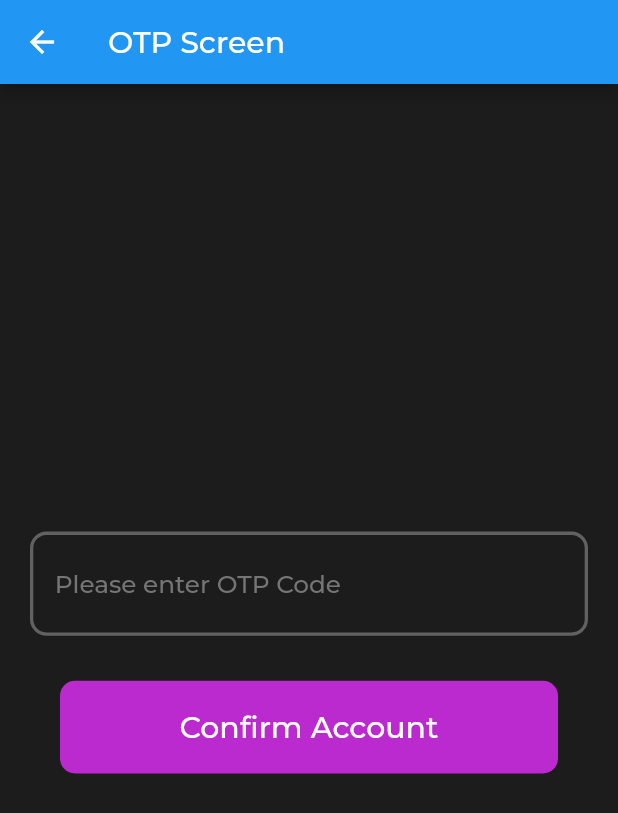
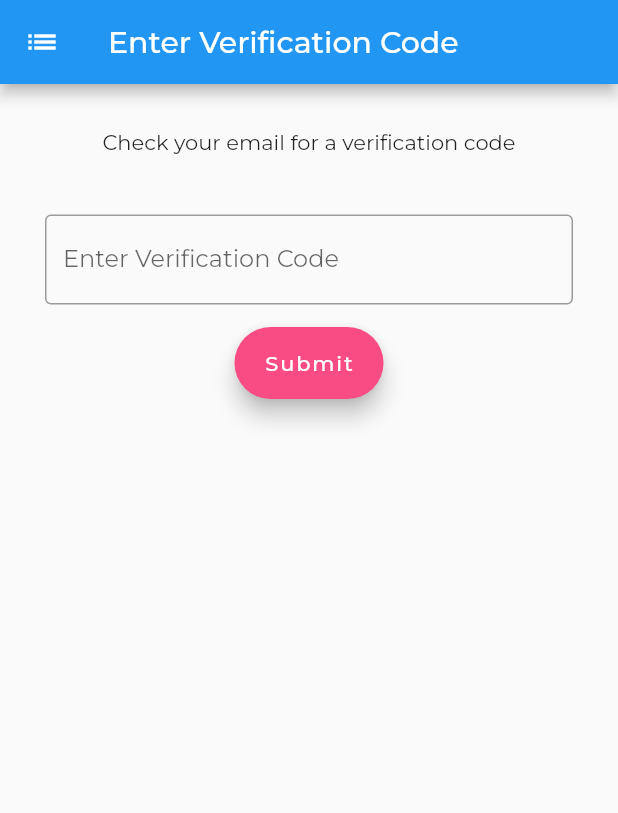
Before and after one commit to garretthooten/self-starter, a Flutter app: the OtpScreen screen opened directly, on a phone screen of 412 x 824 dp. Shown: the top 813 px of the screen. Run offline on Flutter 3.47's test engine with Material 2 defaults, Android fonts, the light colour scheme and no system bars; our stand-ins replace cached_network_image, flutter_svg, image_cropper, image_picker, shared_preferences, timeago; missing offline and left inert: amplify_api, amplify_auth_cognito, amplify_datastore, amplify_datastore_plugin_interface, amplify_flutter, amplify_storage_s3 and 2 more; accounts and stored records are empty.

Commit message:
Created original OTP screen

```diff
--- a/flutter_firstproject/lib/screens/otp_screen.dart
+++ b/flutter_firstproject/lib/screens/otp_screen.dart
@@ -1,155 +1,119 @@
 import 'package:flutter/material.dart';
+import 'package:flutter_firstproject/profile/profile_repository.dart';
+import 'package:provider/provider.dart';
+import 'nav_drawer.dart';
+
+import 'package:amplify_auth_cognito/amplify_auth_cognito.dart';
+import 'package:amplify_datastore/amplify_datastore.dart';
+import 'package:flutter/material.dart';
+import 'package:flutter_svg/svg.dart';
 import 'profile.dart';
-import '../utils/app_theme.dart';
-import '../utils/validations.dart';
+import 'register.dart';
+import '../models/ModelProvider.dart';
+import '../profile/profile_repository.dart';
+import '../style.dart';
+import '../utils/shared_prefs.dart';
+import 'package:amplify_api/amplify_api.dart';
+import 'package:amplify_auth_cognito/amplify_auth_cognito.dart';
+import 'package:amplify_storage_s3/amplify_storage_s3.dart';
+import 'package:flutter/material.dart';
+// Amplify Flutter Packages
+import 'package:amplify_flutter/amplify.dart';
 import 'package:provider/provider.dart';
-import '../utils/size_config.dart';
-import '../profile/profile_repository.dart';
+
+import '../amplifyconfiguration.dart';
+
 import '../login/login_repository.dart';
 
-class OtpScreen extends StatefulWidget {
+class OtpScreen extends StatelessWidget {
   OtpScreen(
       {required this.username, required this.password, required this.email});
   final String username;
   final String password;
   final String email;
-
-  @override
-  _OtpScreenState createState() => _OtpScreenState();
-}
-
-class _OtpScreenState extends State<OtpScreen> {
-  final _formKey = GlobalKey<FormState>();
+  final loginRep = LoginRepository.instance();
 
   @override
   Widget build(BuildContext context) {
-    SizeConfig().init(context);
     return Scaffold(
-        backgroundColor: ThemeColor.bgColor,
       appBar: AppBar(
-          title: const Text("OTP Screen"),
-        ),
-        body: ChangeNotifierProvider.value(
-            value: LoginRepository.instance(),
-            child: Consumer(builder: (_, LoginRepository loginRepo, child) {
-              return Column(
-                mainAxisAlignment: MainAxisAlignment.center,
-                crossAxisAlignment: CrossAxisAlignment.center,
-                children: [
-                  Form(
-                      key: _formKey,
-                      child: Container(
-                        padding:
-                            EdgeInsets.symmetric(horizontal: 20, vertical: 20),
-                        child: Column(
-                          children: <Widget>[
-                            Container(
-                              padding: EdgeInsets.symmetric(vertical: 10),
-                              child: TextFormField(
-                                  controller: loginRepo.codeController,
-                                  obscureText: true,
-                                  style: TextStyle(color: ThemeColor.white),
-                                  decoration: InputDecoration(
-                                    border: OutlineInputBorder(
-                                      borderSide: BorderSide(
-                                          color: (Colors.grey[700])!,
-                                          width: 2.toWidth),
-                                      borderRadius: BorderRadius.all(
-                                        Radius.circular(10.toWidth),
+        title: const Text('Enter Verification Code'),
+        leading: Builder(
+          builder: (BuildContext context) {
+            return IconButton(
+              icon: const Icon(Icons.list),
+              onPressed: () {
+                Scaffold.of(context).openDrawer();
+              },
+              tooltip: MaterialLocalizations.of(context).openAppDrawerTooltip,
+            );
+          },
         ),
       ),
-                                    enabledBorder: OutlineInputBorder(
-                                      borderSide: BorderSide(
-                                          color: (Colors.grey[700])!,
-                                          width: 2.toWidth),
-                                      borderRadius: BorderRadius.all(
-                                        Radius.circular(10.toWidth),
+      drawer: NavDrawer(),
+
+      body: Center(
+        child: Column(
+          crossAxisAlignment: CrossAxisAlignment.center,
+          children: <Widget>[
+            const Padding(
+              padding: EdgeInsets.symmetric(horizontal: 30, vertical: 30),
+              child: Text(
+                'Check your email for a verification code',
               ),
             ),
-                                    focusedBorder: OutlineInputBorder(
-                                      borderSide: BorderSide(
-                                          color: ThemeColor.primary,
-                                          width: 2.toWidth),
-                                      borderRadius: BorderRadius.all(
-                                        Radius.circular(10.toWidth),
+            Padding(
+              padding: const EdgeInsets.symmetric(horizontal: 30, vertical: 10),
+              child: TextField(
+                controller: loginRep.codeController,
+                decoration: const InputDecoration(
+                  border: OutlineInputBorder(),
+                  hintText: 'Enter Verification Code',
                 ),
               ),
-                                    disabledBorder: OutlineInputBorder(
-                                      borderSide: BorderSide(
-                                          color: (Colors.grey[700])!,
-                                          width: 2.toWidth),
-                                      borderRadius: BorderRadius.all(
-                                        Radius.circular(10.toWidth),
             ),
-                                    ),
-                                    contentPadding: EdgeInsets.symmetric(
-                                      horizontal: 15.toWidth,
-                                      vertical: 20.toHeight,
-                                    ),
-                                    hintText: 'Please enter OTP Code',
-                                    hintStyle: TextStyle(
-                                      color: Colors.grey[600],
-                                      fontSize: 15.toFont,
-                                      fontWeight: FontWeight.w500,
-                                    ),
-                                  ),
-                                  validator: (value) =>
-                                      Validations.validateOTP(value!)),
-                            ),
-                            loginRepo.loading
-                                ? Container(
-                                    padding: EdgeInsets.all(10),
-                                    margin: EdgeInsets.all(20),
-                                    child: Center(
-                                        child: CircularProgressIndicator()),
-                                  )
-                                : Container(
-                                    margin: EdgeInsets.all(20),
-                                    width: SizeConfig.screenWidth,
-                                    height: 50.toHeight,
-                                    padding: EdgeInsets.all(10),
-                                    decoration: const BoxDecoration(
-                                      color: ThemeColor.primary,
-                                      borderRadius: BorderRadius.all(
-                                          Radius.circular(10.0)),
-                                    ),
-                                    child: TextButton(
-                                      child: Text(
-                                        "Confirm Account",
-                                        style: TextStyle(
-                                            fontSize: 20, color: Colors.white),
-                                      ),
+            Padding(
+              padding: const EdgeInsets.symmetric(horizontal: 100, vertical: 5),
+              child: FloatingActionButton.extended(
                 onPressed: () {
-                                        if (_formKey.currentState!.validate()) {
-                                          loginRepo
-                                              .confirmUser(widget.username,
-                                                  widget.password, widget.email)
+                  if (true /* replace this with validation criteria */) {
+                    loginRep
+                        .confirmUser(username, password, email)
                         .then((bool value) {
                       if (value) {
-                                              // Navigator.pushAndRemoveUntil(context, newRoute, (route) => false);
+                        loginRep
+                            .retrieveCurrentUser()
+                            .then((AuthUser authUser) {
                           Navigator.push(context,
-                                                  MaterialPageRoute(
+                              MaterialPageRoute(builder: (context) {
+                            return ChangeNotifierProvider(
+                                create: (_) => ProfileRepository.instance(),
+                                child: Profile());
+                          }));
+                        });
+                        showDialog(
+                            context: context,
                             builder: (context) {
-                                                return ChangeNotifierProvider(
-                                                  create: (_) =>
-                                                      ProfileRepository
-                                                          .instance(),
-                                                  child: Profile(),
-                                                );
-                                              }));
+                              return AlertDialog(
+                                  content: Text('Profile validated!'));
+                            });
                       } else {
-                                              print("couldn't Sign User In");
+                        showDialog(
+                            context: context,
+                            builder: (context) {
+                              return AlertDialog(
+                                  content: Text('Failed to validate!'));
+                            });
                       }
                     });
                   }
                 },
+                label: const Text('Submit'),
               ),
-                                  )
+            ),
           ],
         ),
-                      )),
-                ],
+      ), // This trailing comma makes auto-formatting nicer for build methods.
     );
-            })));
   }
 }
--- a/flutter_firstproject/lib/screens/register.dart
+++ b/flutter_firstproject/lib/screens/register.dart
@@ -9,7 +9,6 @@ import 'package:amplify_datastore/amplify_datastore.dart';
 import 'package:flutter/material.dart';
 import 'package:flutter_svg/svg.dart';
 import 'profile.dart';
-import 'register_screen.dart';
 import '../models/ModelProvider.dart';
 import '../profile/profile_repository.dart';
 import '../style.dart';
--- a/flutter_firstproject/lib/screens/register_screen.dart
+++ /dev/null
@@ -1,15 +0,0 @@
-// screens/home/home.dart
-
-import 'package:flutter/material.dart';
-
-class RegisterScreen extends StatelessWidget {
-  @override
-  Widget build(BuildContext context) {
-    return Scaffold(
-      appBar: AppBar(
-        title: Text('Temp RegisterScreen'),
-      ),
-      body: Text('Josiah will have an awesome page here!'),
-    );
-  }
-}
```
Lines whose indentation alone changed are shown as unchanged.
